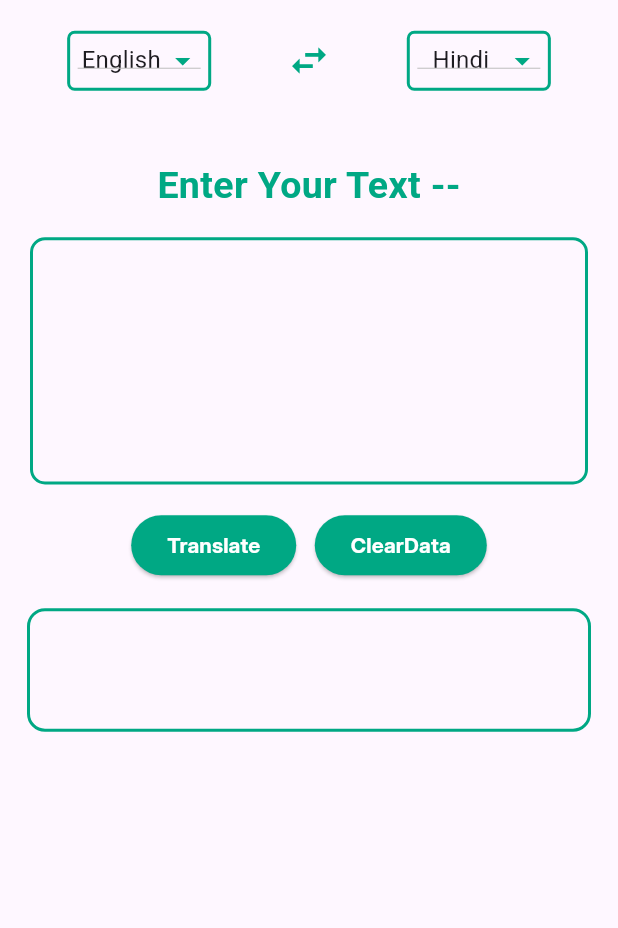
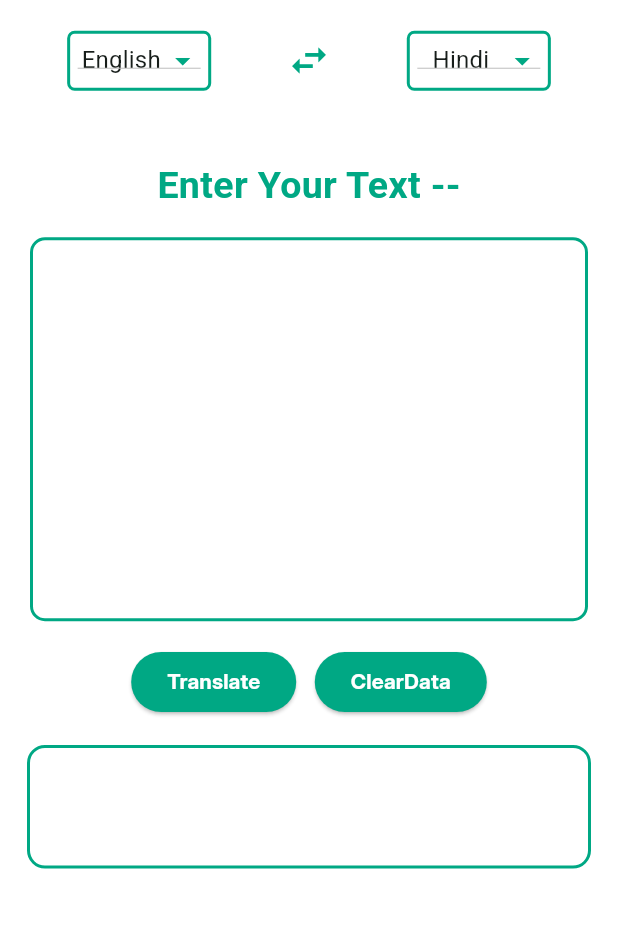
Before and after one commit to SethRitikCoder/Translator_App, a Flutter app: the screen it shows after launch, after a tap on "Translate", on a phone screen of 412 x 824 dp, the part 84-1012 px from its top. Run offline on Flutter 3.47's test engine with Material 3 defaults, Android fonts, the phone set to English and light mode, and no system bars; missing offline and left inert: translator.

Commit message:
add a try catch and a snackbar and textfield suffix icon

```diff
--- a/lib/main.dart
+++ b/lib/main.dart
@@ -1,5 +1,6 @@
 import 'package:flutter/material.dart';
 import 'package:translator_app/screens/home_screen/homescreen.dart';
+import 'package:translator_app/widgets/themeservices.dart';
 
 void main() {
   runApp(const MyApp());
@@ -14,7 +15,8 @@ class MyApp extends StatelessWidget {
     return MaterialApp(
       debugShowCheckedModeBanner: false,
       title: 'Flutter Demo',
-      theme: ThemeData(colorScheme: .fromSeed(seedColor: Colors.deepPurple)),
+      theme: Themeservices.themelight,
+      themeMode: ThemeMode.system,
       home: MyHomeScreen(),
     );
   }
--- a/lib/screens/home_screen/homescreen.dart
+++ b/lib/screens/home_screen/homescreen.dart
@@ -17,7 +17,10 @@ class _MyHomeScreenState extends State<MyHomeScreen> {
     "French": "fr",
   };
   final translator = GoogleTranslator();
+
   Future tranlateText() async {
+    if(textController.text.trim().isEmpty)return;
+    try {
       var translation = await translator.translate(
         textController.text,
         from: fromLanguage,
@@ -26,6 +29,32 @@ class _MyHomeScreenState extends State<MyHomeScreen> {
       setState(() {
         translatedText = translation.text;
       });
+    } catch (error) {
+      if (mounted) {
+        ScaffoldMessenger.of(context).clearSnackBars();
+        ScaffoldMessenger.of(context).showSnackBar(
+          SnackBar(
+            content: Text(
+              "You Are Offline Please Check Your Internet Connection",
+              style: TextStyle(fontFamily: "Roboto"),
+            ),
+            duration: Duration(seconds: 2),
+            backgroundColor: Colors.red.shade400,
+            behavior: SnackBarBehavior.floating,
+            elevation: 2.0,
+
+            action: SnackBarAction(
+              label: "Retry",
+              textColor: Colors.white,
+
+              onPressed: () {
+                tranlateText();
+              },
+            ),
+          ),
+        );
+      }
+    }
   }
 
   void swapFunction() {
@@ -171,37 +200,51 @@ class _MyHomeScreenState extends State<MyHomeScreen> {
                 SizedBox(height: screenHeight * 0.02),
                 Padding(
                   padding: const EdgeInsets.only(right: 20, left: 20),
-                  child: Container(
-                    height: screenHeight * .20,
-                    width: screenwidth,
-                    decoration: BoxDecoration(
-                      border: Border.all(
-                        color: Color.fromRGBO(0, 168, 132, 2),
-                        width: 2,
-                      ),
-                      borderRadius: BorderRadius.circular(10),
-                    ),
-                    child: Padding(
-                      padding: const EdgeInsets.only(
-                        top: 5,
-                        bottom: 5,
-                        left: 5,
-                        right: 5,
-                      ),
+
                   child: TextField(
                     controller: textController,
 
                     maxLines: 10,
 
                     decoration: InputDecoration(
-                          border: UnderlineInputBorder(
-                            borderSide: BorderSide.none,
+                      isDense: true,
+                      contentPadding: EdgeInsets.all(8),
+                      suffixIcon: textController.text.isNotEmpty
+                          ? IconButton(
+                              onPressed: () {
+                                textController.clear();
+                                setState(() {
+                                  translatedText = "";
+                                });
+                              },
+                              icon: Icon(Icons.clear),
+                            )
+                          : null,
+                      border: OutlineInputBorder(
+                        borderSide: BorderSide(
+                          color: Color.fromRGBO(0, 168, 132, 2),
+                          width: 2,
+                        ),
+                        borderRadius: BorderRadius.circular(10),
+                      ),
+                      enabledBorder: OutlineInputBorder(
+                        borderSide: BorderSide(
+                          color: Color.fromRGBO(0, 168, 132, 2),
+                          width: 2,
+                        ),
+                        borderRadius: BorderRadius.circular(10),
+                      ),
+                      focusedBorder: OutlineInputBorder(
+                        borderSide: BorderSide(
+                          color: Color.fromRGBO(0, 168, 132, 2),
+                          width: 2,
+                        ),
+                        borderRadius: BorderRadius.circular(10),
                       ),
                     ),
                   ),
                 ),
-                  ),
-                ),
+
                 SizedBox(height: screenHeight * 0.02),
                 Row(
                   mainAxisAlignment: MainAxisAlignment.center,
@@ -217,7 +260,9 @@ class _MyHomeScreenState extends State<MyHomeScreen> {
                       buttonName: "ClearData",
                       callback: () {
                         setState(() {
-                          textController.text = "";
+                          // textController.text = "";
+                          textController.clear();
+                          translatedText = "";
                         });
                       },
                     ),
--- a/lib/widgets/themeservices.dart
+++ b/lib/widgets/themeservices.dart
@@ -19,7 +19,7 @@ class Themeservices {
         titleTextStyle: TextStyle(
           fontSize: 23,
           color: Colors.white,
-          fontStyle: FontStyle.values[3],
+          fontStyle: FontStyle.normal,
           fontFamily: "Caveat",
           fontWeight: FontWeight.bold,
         ),
@@ -33,7 +33,7 @@ class Themeservices {
         bodyMedium: TextStyle(
           fontSize: 16,
           color: Colors.black,
-          fontStyle: FontStyle.values[3],
+          fontStyle: FontStyle.normal,
           fontFamily: "Caveat",
           fontWeight: FontWeight.bold,
         ),
```
Lines whose indentation alone changed are shown as unchanged.
